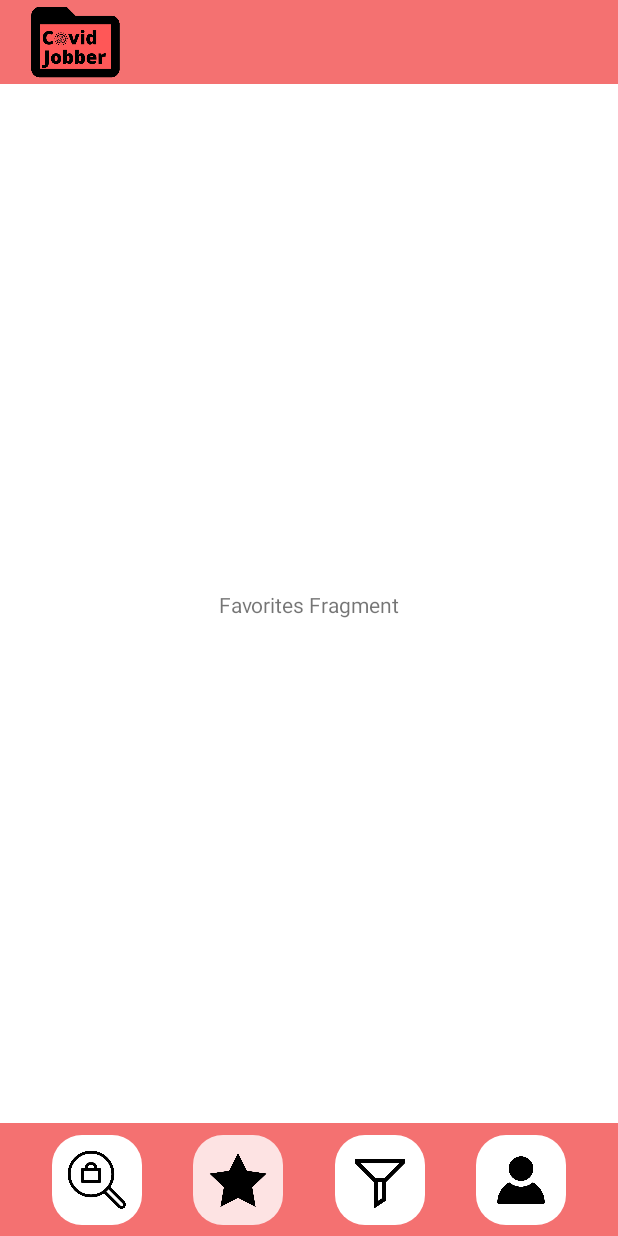
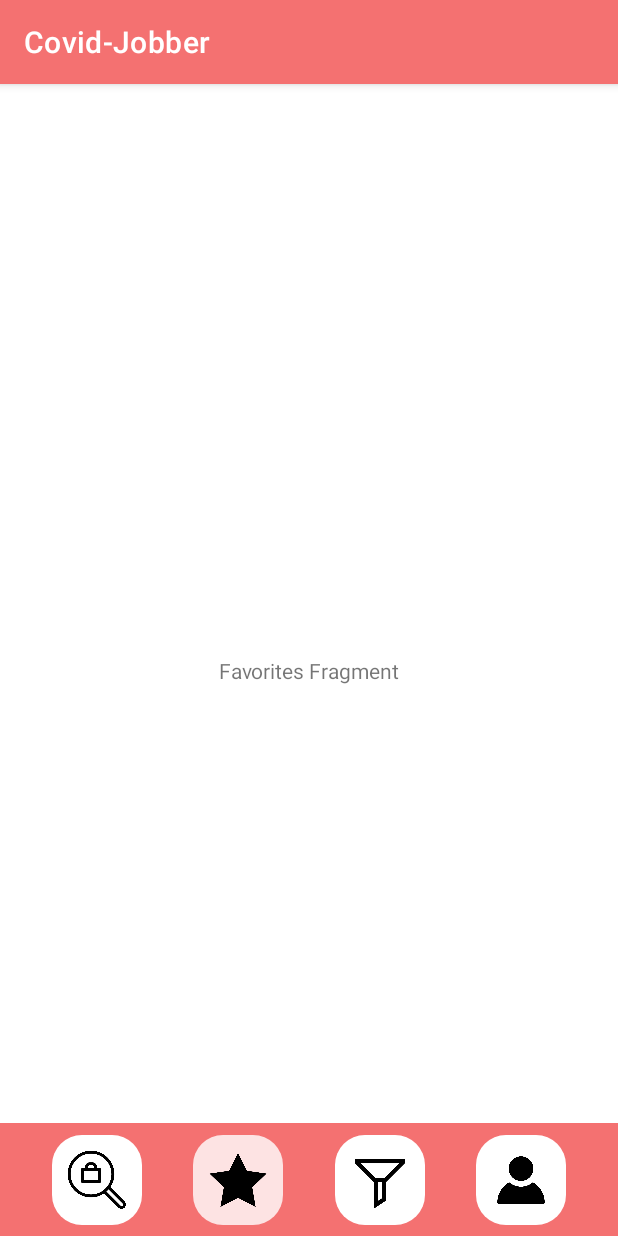
Before and after one commit to Neelis-dev/Covid-Jobber, an Android app: the screen it shows after launch (MainActivity), after a tap on "Favorites Button Image", on a phone screen of 412 x 824 dp. Run offline under Robolectric (Android 15) with nearby library versions, the phone set to English and light mode, and no system bars; libraries missing offline, so code that uses them is left out: com.lorentzos.flingswipe; 3 statements that could not run were skipped.

Commit message:
alternative header with title

```diff
--- a/app/src/main/res/layout/activity_main.xml
+++ b/app/src/main/res/layout/activity_main.xml
@@ -7,25 +7,25 @@
     tools:context=".activities.MainActivity">
 
     <!--    Content Frame-->
-    <androidx.appcompat.widget.Toolbar
-        android:id="@+id/toolbar"
-        android:layout_width="match_parent"
-        android:layout_height="?attr/actionBarSize"
-        android:background="@color/primary"
-        app:layout_constraintEnd_toEndOf="parent"
-        app:layout_constraintHorizontal_bias="0.0"
-        app:layout_constraintStart_toStartOf="parent"
-        app:layout_constraintTop_toTopOf="parent"
-        app:popupTheme="@style/Theme.CovidJobber">
+<!--    <androidx.appcompat.widget.Toolbar-->
+<!--        android:id="@+id/toolbar"-->
+<!--        android:layout_width="match_parent"-->
+<!--        android:layout_height="?attr/actionBarSize"-->
+<!--        android:background="@color/primary"-->
+<!--        app:layout_constraintEnd_toEndOf="parent"-->
+<!--        app:layout_constraintHorizontal_bias="0.0"-->
+<!--        app:layout_constraintStart_toStartOf="parent"-->
+<!--        app:layout_constraintTop_toTopOf="parent"-->
+<!--        app:popupTheme="@style/Theme.CovidJobber">-->
 
-        <ImageView
-            android:layout_width="68dp"
-            android:layout_height="49dp"
-            android:contentDescription="@string/img_logo"
-            android:src="@drawable/logo_improved">
+<!--        <ImageView-->
+<!--            android:layout_width="68dp"-->
+<!--            android:layout_height="49dp"-->
+<!--            android:contentDescription="@string/img_logo"-->
+<!--            android:src="@drawable/logo_improved">-->
 
-        </ImageView>
-    </androidx.appcompat.widget.Toolbar>
+<!--        </ImageView>-->
+<!--    </androidx.appcompat.widget.Toolbar>-->
 
     <FrameLayout
         android:id="@+id/content_frame"
@@ -34,8 +34,7 @@
         app:layout_constraintBottom_toTopOf="@+id/navbar_frame"
         app:layout_constraintEnd_toEndOf="parent"
         app:layout_constraintHorizontal_bias="0.5"
-        app:layout_constraintStart_toStartOf="parent"
-        app:layout_constraintTop_toBottomOf="@+id/toolbar">
+        app:layout_constraintStart_toStartOf="parent">
 
     </FrameLayout>
 
--- a/app/src/main/res/values/themes.xml
+++ b/app/src/main/res/values/themes.xml
@@ -1,6 +1,6 @@
 <resources xmlns:tools="http://schemas.android.com/tools">
     <!-- Base application theme. -->
-    <style name="Theme.CovidJobber" parent="Theme.MaterialComponents.DayNight.NoActionBar">
+    <style name="Theme.CovidJobber" parent="Theme.MaterialComponents.DayNight.DarkActionBar">
         <!-- Primary brand color. -->
         <item name="colorPrimary">@color/primary</item>
         <item name="colorPrimaryVariant">@color/primary_dark</item>
```
